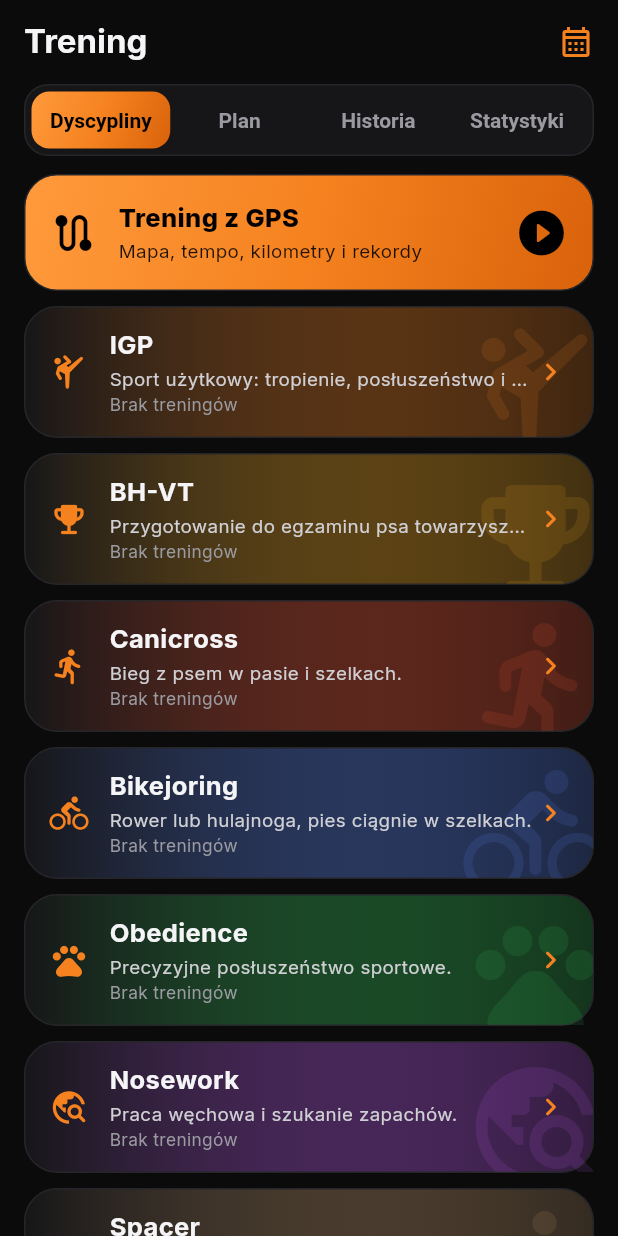
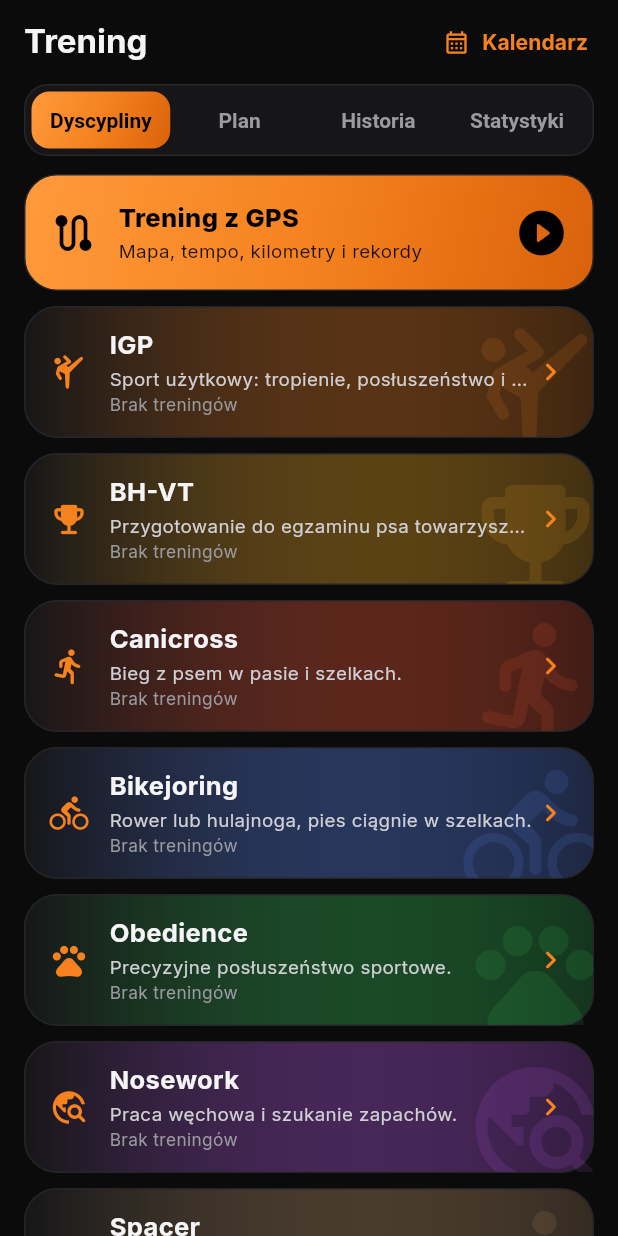
Before and after one commit to dcbelmal/k9-coach, a Flutter app: the TrainingScreen screen opened directly, on a phone screen of 412 x 824 dp. Run offline on Flutter 3.47's test engine with Material 3 defaults, Android fonts, the phone set to English and light mode, and no system bars; our stand-ins replace fl_chart, flutter_local_notifications, flutter_map, flutter_timezone, flutter_tts, geolocator and 5 more; missing offline and left inert: google_mlkit_text_recognition, mobile_scanner; accounts and stored records are empty.

Commit message:
Kalendarz łatwiej dostępny: pierwszy skrót na Start, podpisany przycisk w Treningu (0.8.1)
Co-Authored-By: Claude Opus 5.5 <noreply@anthropic.com>
Claude-Session: https://claude.ai/code/session_01QyHvN2kZAhsMySK3X7ossD

```diff
--- a/lib/modules/modules_ui.dart
+++ b/lib/modules/modules_ui.dart
@@ -58,6 +58,7 @@ const _inBottomBar = {AppModule.profile, AppModule.training, AppModule.healthCal
 
 /// Kolejność, w jakiej moduły trafiają do skrótów na ekranie Start.
 const _shortcutOrder = [
+  AppModule.calendar,
   AppModule.walks,
   AppModule.documents,
   AppModule.goals,
--- a/lib/screens/training.dart
+++ b/lib/screens/training.dart
@@ -57,10 +57,10 @@ class _TrainingScreenState extends State<TrainingScreen> {
         title: const Text('Trening'),
         automaticallyImplyLeading: !widget.inTab,
         actions: [
-          IconButton(
-            tooltip: 'Kalendarz',
+          TextButton.icon(
             onPressed: () => openCalendar(context),
             icon: const Icon(Icons.calendar_month_outlined, color: K9.orange),
+            label: const Text('Kalendarz', style: TextStyle(color: K9.orange, fontWeight: FontWeight.w700)),
           ),
           const SizedBox(width: 4),
         ],
--- a/pubspec.yaml
+++ b/pubspec.yaml
@@ -16,7 +16,7 @@ publish_to: 'none' # Remove this line if you wish to publish to pub.dev
 # https://developer.apple.com/library/archive/documentation/General/Reference/InfoPlistKeyReference/Articles/CoreFoundationKeys.html
 # In Windows, build-name is used as the major, minor, and patch parts
 # of the product and file versions while build-number is used as the build suffix.
-version: 0.8.0+13
+version: 0.8.1+14
 
 environment:
   sdk: ^3.14.0
```
